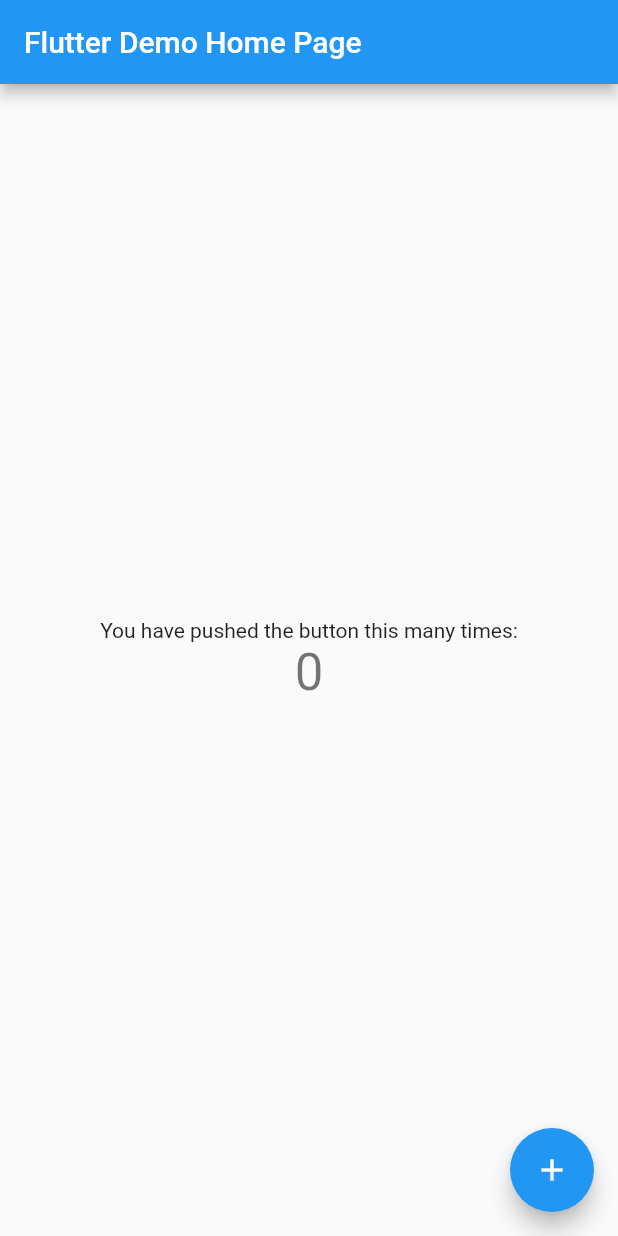
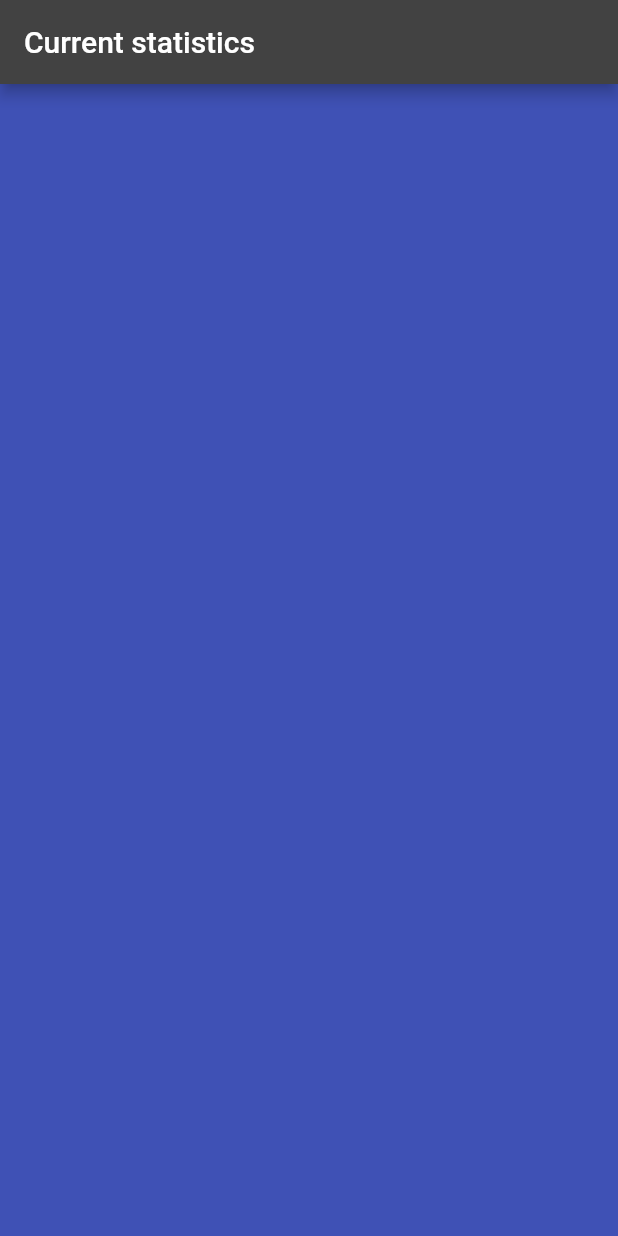
Before and after one commit to v-oreshkin/shate-m-plan-count, a Flutter app: the screen it shows after launch, on a phone screen of 412 x 824 dp. Run offline on Flutter 3.47's test engine with Material 2 defaults, Android fonts, the phone set to English and light mode, and no system bars.

Commit message:
Any staff

```diff
--- /dev/null
+++ b/lib/domain/pages_constant.dart
@@ -0,0 +1,3 @@
+abstract class PagesConstant{
+
+}
--- a/lib/main.dart
+++ b/lib/main.dart
@@ -1,4 +1,5 @@
 import 'package:flutter/material.dart';
+import 'package:shate_m_plan_count/screens/main_screen.dart';
 
 void main() {
   runApp(const MyApp());
@@ -11,105 +12,9 @@
   @override
   Widget build(BuildContext context) {
     return MaterialApp(
-      title: 'Flutter Demo',
-      theme: ThemeData(
-        // This is the theme of your application.
-        //
-        // Try running your application with "flutter run". You'll see the
-        // application has a blue toolbar. Then, without quitting the app, try
-        // changing the primarySwatch below to Colors.green and then invoke
-        // "hot reload" (press "r" in the console where you ran "flutter run",
-        // or simply save your changes to "hot reload" in a Flutter IDE).
-        // Notice that the counter didn't reset back to zero; the application
-        // is not restarted.
-        primarySwatch: Colors.blue,
-      ),
-      home: const MyHomePage(title: 'Flutter Demo Home Page'),
+      title: 'Shate-M plan count',
+      theme: ThemeData.dark(),
+      home: const MainScreen(),
     );
   }
 }
-
-class MyHomePage extends StatefulWidget {
-  const MyHomePage({Key? key, required this.title}) : super(key: key);
-
-  // This widget is the home page of your application. It is stateful, meaning
-  // that it has a State object (defined below) that contains fields that affect
-  // how it looks.
-
-  // This class is the configuration for the state. It holds the values (in this
-  // case the title) provided by the parent (in this case the App widget) and
-  // used by the build method of the State. Fields in a Widget subclass are
-  // always marked "final".
-
-  final String title;
-
-  @override
-  State<MyHomePage> createState() => _MyHomePageState();
-}
-
-class _MyHomePageState extends State<MyHomePage> {
-  int _counter = 0;
-
-  void _incrementCounter() {
-    setState(() {
-      // This call to setState tells the Flutter framework that something has
-      // changed in this State, which causes it to rerun the build method below
-      // so that the display can reflect the updated values. If we changed
-      // _counter without calling setState(), then the build method would not be
-      // called again, and so nothing would appear to happen.
-      _counter++;
-    });
-  }
-
-  @override
-  Widget build(BuildContext context) {
-    // This method is rerun every time setState is called, for instance as done
-    // by the _incrementCounter method above.
-    //
-    // The Flutter framework has been optimized to make rerunning build methods
-    // fast, so that you can just rebuild anything that needs updating rather
-    // than having to individually change instances of widgets.
-    return Scaffold(
-      appBar: AppBar(
-        // Here we take the value from the MyHomePage object that was created by
-        // the App.build method, and use it to set our appbar title.
-        title: Text(widget.title),
-      ),
-      body: Center(
-        // Center is a layout widget. It takes a single child and positions it
-        // in the middle of the parent.
-        child: Column(
-          // Column is also a layout widget. It takes a list of children and
-          // arranges them vertically. By default, it sizes itself to fit its
-          // children horizontally, and tries to be as tall as its parent.
-          //
-          // Invoke "debug painting" (press "p" in the console, choose the
-          // "Toggle Debug Paint" action from the Flutter Inspector in Android
-          // Studio, or the "Toggle Debug Paint" command in Visual Studio Code)
-          // to see the wireframe for each widget.
-          //
-          // Column has various properties to control how it sizes itself and
-          // how it positions its children. Here we use mainAxisAlignment to
-          // center the children vertically; the main axis here is the vertical
-          // axis because Columns are vertical (the cross axis would be
-          // horizontal).
-          mainAxisAlignment: MainAxisAlignment.center,
-          children: <Widget>[
-            const Text(
-              'You have pushed the button this many times:',
-            ),
-            Text(
-              '$_counter',
-              style: Theme.of(context).textTheme.headline4,
-            ),
-          ],
-        ),
-      ),
-      floatingActionButton: FloatingActionButton(
-        onPressed: _incrementCounter,
-        tooltip: 'Increment',
-        child: const Icon(Icons.add),
-      ), // This trailing comma makes auto-formatting nicer for build methods.
-    );
-  }
-}
--- /dev/null
+++ b/lib/screens/main_screen.dart
@@ -0,0 +1,22 @@
+import 'package:flutter/material.dart';
+
+class MainScreen extends StatefulWidget {
+  const MainScreen({Key? key}) : super(key: key);
+
+  @override
+  _MainScreenState createState() => _MainScreenState();
+}
+
+class _MainScreenState extends State<MainScreen> {
+  @override
+  Widget build(BuildContext context) {
+    return Scaffold(
+      appBar: AppBar(
+        title: const Text('Current statistics'),
+      ),
+      body: Container(
+        color: Colors.indigo
+      )
+    );
+  }
+}
```
